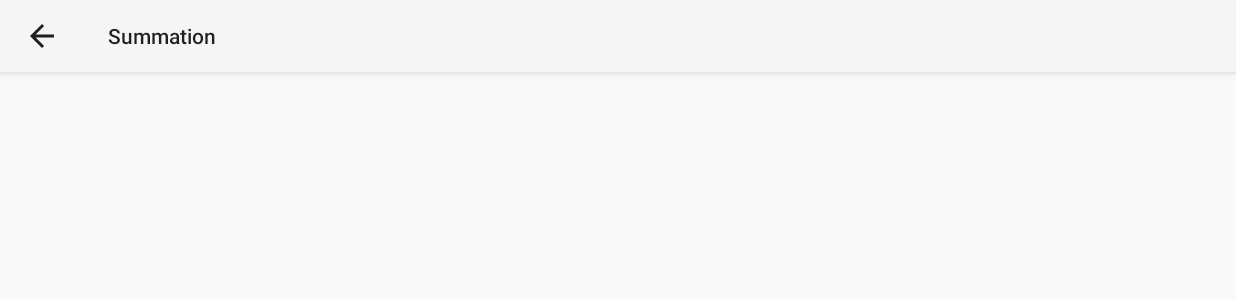
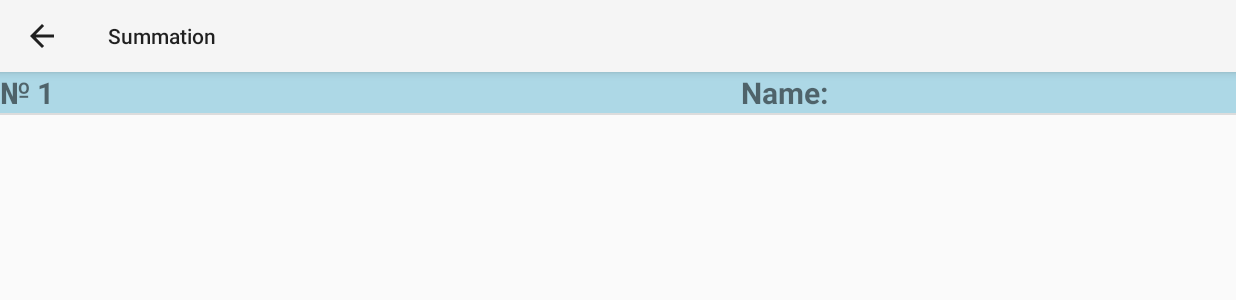
Before and after one commit to Iwk0/Summation, an Android app: the fragment ScoreFragment placed in its activity, on a phone screen of 824 x 412 dp (held sideways). Shown: the top 300 px of the screen. Run offline under Robolectric (Android 15) with nearby library versions, the phone set to English and light mode, and no system bars.

Commit message:
Added score board

```diff
--- a/app/src/main/java/com/summation/Database.java
+++ b/app/src/main/java/com/summation/Database.java
@@ -1,8 +1,13 @@
 package com.summation;
 
+import android.content.ContentValues;
 import android.content.Context;
+import android.database.Cursor;
 import android.database.sqlite.SQLiteDatabase;
 import android.database.sqlite.SQLiteOpenHelper;
+
+import java.util.ArrayList;
+import java.util.List;
 
 /**
  * Created by imishev on 1.7.2015 г..
@@ -18,51 +23,45 @@ public class Database extends SQLiteOpenHelper {
 
     @Override
     public void onCreate(SQLiteDatabase sqLiteDatabase) {
-
+        String createTableLoans = String.format("CREATE TABLE %s (%s INTEGER PRIMARY KEY AUTOINCREMENT, %s TEXT, %s TEXT);",
+                "Score",
+                "id",
+                "time",
+                "name");
+        sqLiteDatabase.execSQL(createTableLoans);
     }
 
     @Override
     public void onUpgrade(SQLiteDatabase sqLiteDatabase, int i, int i1) {
-
+        sqLiteDatabase.execSQL("DROP TABLE IF EXISTS Score");
     }
 
-    /*@Override
-    public void onCreate(SQLiteDatabase database) {
-        String createTableLoans = String.format(Constants.TABLE_LOAN,
-                Constants.TABLE_NAME_LOAN,
-                Constants.ID,
-                Constants.CONTENT,
-                Constants.TYPE,
-                Constants.CREATED_AT);
-
-        String createTableSettings = String.format(Constants.TABLE_SETTINGS,
-                Constants.TABLE_NAME_SETTINGS,
-                Constants.ID,
-                Constants.URL,
-                Constants.USER_ID,
-                Constants.USERNAME);
-
-        database.execSQL(createTableLoans);
-        database.execSQL(createTableSettings);
-    }
-
-    @Override
-    public void onUpgrade(SQLiteDatabase database, int oldVersion, int newVersion) {
-        database.execSQL("DROP TABLE IF EXISTS " + Constants.TABLE_NAME_LOAN);
-        database.execSQL("DROP TABLE IF EXISTS " + Constants.TABLE_NAME_SETTINGS);
-        onCreate(database);
-    }
-
-    public void insertLoan(String loan, int type) {
+    public void insertScore(Score score) {
         SQLiteDatabase db = getWritableDatabase();
         ContentValues values = new ContentValues();
 
-        values.put(Constants.CONTENT, loan);
-        values.put(Constants.TYPE, type);
-        values.put(Constants.CREATED_AT, new SimpleDateFormat("yyyy.MM.dd HH:mm", Locale.getDefault()).format(new Date()));
+        values.put("time", score.time);
+        values.put("name", score.name);
 
-        db.delete(Constants.TABLE_NAME_LOAN, Constants.TYPE + "=" + type, null);
-        db.insert(Constants.TABLE_NAME_LOAN, null, values);
+        db.insert("Score", null, values);
         db.close();
-    }*/
+    }
+
+    public List<Score> getTopTwenty() {
+        Cursor cursor = getWritableDatabase().rawQuery(String.format("SELECT * FROM %s ORDER BY %s ASC LIMIT 20;",
+                "Score", "id"), new String[]{});
+
+        List<Score> scores = new ArrayList<>();
+        if (cursor.moveToFirst()) {
+            do {
+                Score score = new Score();
+                score.id = cursor.getInt(0);
+                score.time = cursor.getString(1);
+                score.name = cursor.getString(2);
+                scores.add(score);
+            } while (cursor.moveToNext());
+        }
+
+        return scores;
+    }
 }
--- /dev/null
+++ b/app/src/main/java/com/summation/Score.java
@@ -0,0 +1,11 @@
+package com.summation;
+
+/**
+ * Created by Iwk0 on 05/07/2015.
+ */
+public class Score {
+
+    public int id;
+    public String time;
+    public String name;
+}
--- /dev/null
+++ b/app/src/main/java/com/summation/ScoreAdapter.java
@@ -0,0 +1,81 @@
+package com.summation;
+
+import android.content.Context;
+import android.content.res.Resources;
+import android.view.LayoutInflater;
+import android.view.View;
+import android.view.ViewGroup;
+import android.widget.ArrayAdapter;
+import android.widget.TextView;
+
+import java.util.List;
+
+/**
+ * Created by Iwk0 on 05/07/2015.
+ */
+public class ScoreAdapter extends ArrayAdapter<Score> {
+
+    private List<Score> scores;
+    private Context context;
+
+    public ScoreAdapter(Context context, int resource, List<Score> scores) {
+        super(context, resource);
+        this.scores = scores;
+        this.context = context;
+    }
+
+
+    public static class ViewHolder {
+        TextView number;
+        TextView time;
+        TextView name;
+    }
+
+    @Override
+    public int getCount() {
+        return scores.size();
+    }
+
+    @Override
+    public Score getItem(int position) {
+        return scores.get(position);
+    }
+
+    @Override
+    public long getItemId(int position) {
+        return scores.get(position).id;
+    }
+
+    @Override
+    public View getView(int position, View convertView, ViewGroup parent) {
+        ViewHolder viewHolder;
+
+        if (convertView == null) {
+            LayoutInflater inflater = (LayoutInflater) context.getSystemService(Context.LAYOUT_INFLATER_SERVICE);
+            convertView = inflater.inflate(R.layout.item, parent, false);
+
+            viewHolder = new ViewHolder();
+            viewHolder.number = (TextView) convertView.findViewById(R.id.number);
+            viewHolder.time = (TextView) convertView.findViewById(R.id.time);
+            viewHolder.name = (TextView) convertView.findViewById(R.id.name);
+
+            convertView.setTag(viewHolder);
+        } else {
+            viewHolder = (ViewHolder) convertView.getTag();
+        }
+
+        if (position % 2 == 0) {
+            convertView.setBackgroundResource(R.color.Blue);
+        } else {
+            convertView.setBackgroundResource(R.color.LightBlue);
+        }
+
+        Resources resources = context.getResources();
+        Score score = scores.get(position);
+        viewHolder.number.setText(resources.getString(R.string.number) + " " + (position + 1));
+        viewHolder.time.setText(score.time);
+        viewHolder.name.setText(resources.getString(R.string.name) + " " + score.name);
+
+        return convertView;
+    }
+}
--- a/app/src/main/java/com/summation/ScoreFragment.java
+++ b/app/src/main/java/com/summation/ScoreFragment.java
@@ -1,5 +1,6 @@
 package com.summation;
 
+import android.app.Activity;
 import android.os.Bundle;
 import android.support.v4.app.Fragment;
 import android.view.LayoutInflater;
@@ -7,6 +8,9 @@ import android.view.Menu;
 import android.view.MenuInflater;
 import android.view.View;
 import android.view.ViewGroup;
+import android.widget.ListView;
+
+import java.util.List;
 
 /**
  * Created by Iwk0 on 28/06/2015.
@@ -29,6 +33,17 @@ public class ScoreFragment extends Fragment {
     public View onCreateView(LayoutInflater inflater, ViewGroup container,
                              Bundle savedInstanceState) {
         // Inflate the layout for this fragment
-        return inflater.inflate(R.layout.fragment_score, container, false);
+        View view = inflater.inflate(R.layout.fragment_score, container, false);
+
+        final Activity activity = getActivity();
+        Database database = new Database(activity);
+        List<Score> scores = database.getTopTwenty();
+
+        if (scores != null && !scores.isEmpty()) {
+            ListView listView = (ListView) view.findViewById(R.id.score_list);
+            listView.setAdapter(new ScoreAdapter(activity, R.layout.item, scores));
+        }
+
+        return view;
     }
 }
--- a/app/src/main/res/layout/fragment_score.xml
+++ b/app/src/main/res/layout/fragment_score.xml
@@ -6,6 +6,7 @@
     android:layout_height="match_parent">
 
     <ListView
+        android:id="@+id/score_list"
         android:layout_width="match_parent"
         android:layout_height="match_parent" />
 
--- /dev/null
+++ b/app/src/main/res/layout/item.xml
@@ -0,0 +1,38 @@
+<?xml version="1.0" encoding="utf-8"?>
+<LinearLayout
+    xmlns:android="http://schemas.android.com/apk/res/android"
+    android:orientation="horizontal"
+    android:layout_width="match_parent"
+    android:layout_height="match_parent">
+
+    <TextView
+        android:id="@+id/number"
+        android:text="@string/number"
+        android:textStyle="bold"
+        android:textSize="20sp"
+        android:ems="2"
+        android:layout_width="0dp"
+        android:layout_height="match_parent"
+        android:layout_weight="1"/>
+
+    <TextView
+        android:id="@+id/time"
+        android:text="@string/time"
+        android:textStyle="bold"
+        android:textSize="20sp"
+        android:ems="2"
+        android:layout_width="0dp"
+        android:layout_height="match_parent"
+        android:layout_weight="2"/>
+
+    <TextView
+        android:id="@+id/name"
+        android:text="@string/name"
+        android:textStyle="bold"
+        android:textSize="20sp"
+        android:ems="2"
+        android:layout_width="0dp"
+        android:layout_height="match_parent"
+        android:layout_weight="2" />
+
+</LinearLayout>
--- a/app/src/main/res/values/colors.xml
+++ b/app/src/main/res/values/colors.xml
@@ -1,4 +1,6 @@
 <?xml version="1.0" encoding="utf-8"?>
 <resources>
     <color name="holo_red_light">#ffff4444</color>
+    <item name="LightBlue" type="color">#80b3c0ff</item>
+    <item name="Blue" type="color">#ADD8E6</item>
 </resources>
--- a/app/src/main/res/values/strings.xml
+++ b/app/src/main/res/values/strings.xml
@@ -11,5 +11,7 @@
     <string name="won">You won!</string>
     <string name="restart">Restart</string>
     <string name="user_name">Your name:</string>
+    <string name="name">Name:</string>
     <string name="save">Save</string>
+    <string name="number">№</string>
 </resources>
```
Also changed, not shown: app/src/main/java/com/summation/RestartDialogFragment.java (+7 -2 lines).
